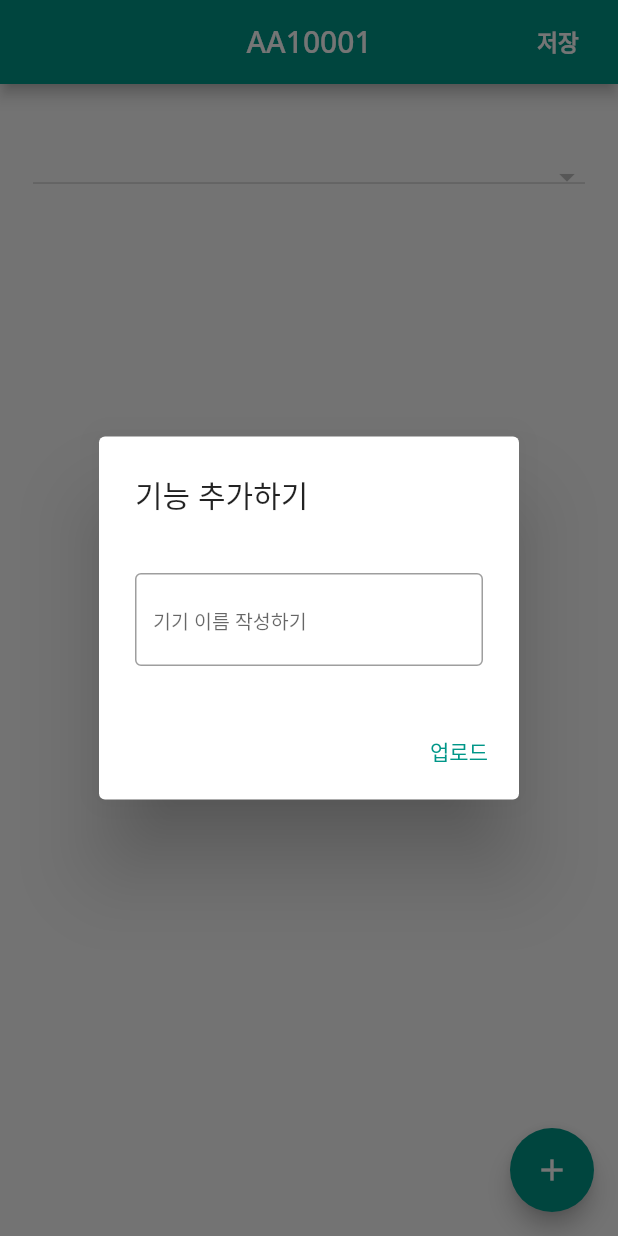
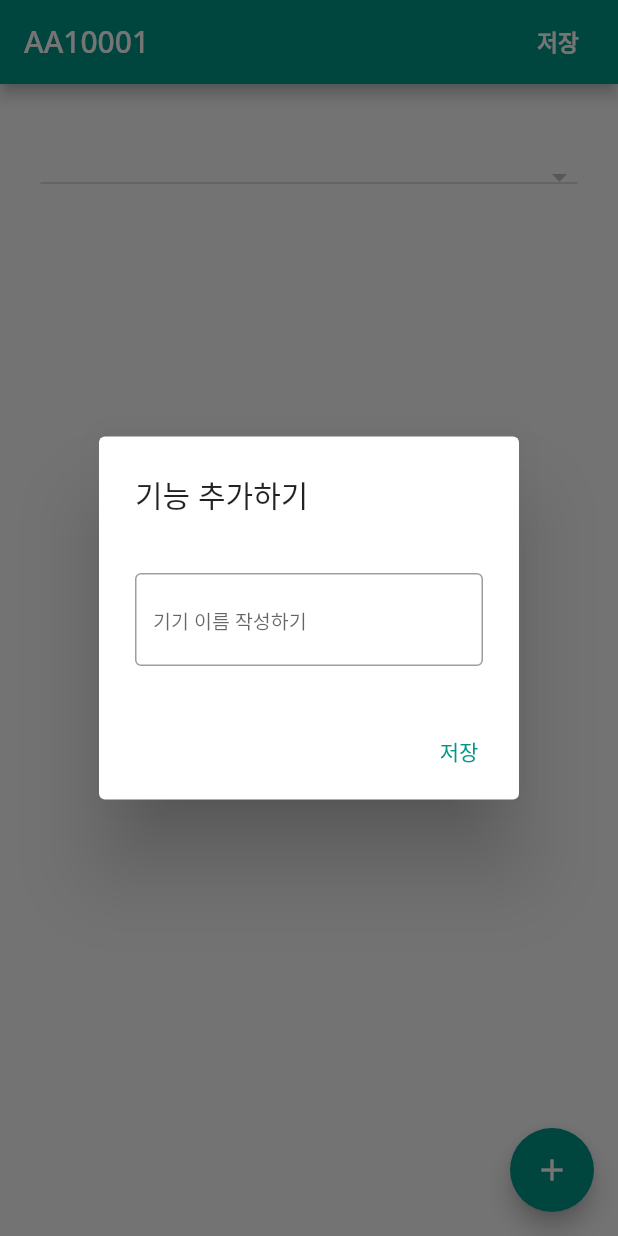
Before and after one commit to AlwaysFighting/AssistantRepo, a Flutter app: the screen it shows after launch, after a tap on the "add" icon, on a phone screen of 412 x 824 dp. Run offline on Flutter 3.47's test engine with Material 2 defaults, Android fonts, the phone set to English and light mode, and no system bars; our stand-ins replace firebase_core, firebase_database; accounts and stored records are empty.

Commit message:
feat: 추가한 데이터베이스 모두 불러오기 성공 (웹, 앱)

```diff
--- a/employee_project/lib/home/screen/home_screen.dart
+++ b/employee_project/lib/home/screen/home_screen.dart
@@ -56,19 +56,10 @@ class _HomeScreenState extends State<HomeScreen> {
     });
   }
 
-  void _activateListener() {
-    _dailySpecialStream = database
-        .child('Employee/${dateFormat.format(DateTime.now())}/$dataListName/')
-        .onChildAdded
-        .listen((event) {
-      final dataMap =
-          Map<dynamic, dynamic>.from(event.snapshot.value as dynamic);
-      setState(() {
-        valueCount = dataMap.length;
-        getKeysAndValuesUsingForEach(dataMap);
-        // print("dataMap : $dataMap");
-      });
-    });
+  void _activateListener() async {
+
+    final itemRef = FirebaseDatabase.instance.ref();
+    final snapshot = await itemRef.child('itemListValues/$dataListName').get();
 
     _itemListStream = database
         .child('itemList')
@@ -78,9 +69,16 @@ class _HomeScreenState extends State<HomeScreen> {
       List<String?>.from(event.snapshot.value as dynamic);
       setState(() {
         operationNameLists = listItemMap;
-        // print("listItemMap : $listItemMap");
       });
     });
+
+    if(snapshot.exists) {
+      getKeysAndValuesUsingForEach(snapshot.value as Map);
+      print("dataKeyValues: ${dataKeyValues.keys}");
+      print("dataKeyValues: ${dataKeyValues.values}");
+    } else {
+      print("No data..");
+    }
   }
 
   @override
@@ -90,7 +88,6 @@ class _HomeScreenState extends State<HomeScreen> {
 
   @override
   void deactivate() {
-    _dailySpecialStream.cancel();
     _itemListStream.cancel();
     super.deactivate();
   }
@@ -125,8 +122,10 @@ class _HomeScreenState extends State<HomeScreen> {
 
   @override
   Widget build(BuildContext context) {
+
     final dailyDataRef = database.child(
-        '/Employee/${dateFormat.format(DateTime.now())}/$dataListName/${dateTimeFormat.format(DateTime.now())}');
+        '/Item-TimeStamp/$dataListName/${dateFormat.format(DateTime.now())}/${dateTimeFormat.format(DateTime.now())}');
+    final addDataListRef = database.child('itemListValues/$dataListName/');
 
     // 데이터 업데이트하기
     void _setData(Map map) {
@@ -134,6 +133,9 @@ class _HomeScreenState extends State<HomeScreen> {
         for (int i = 0; i < map.length; i++) {
           try {
             await dailyDataRef.update({
+              '$key': '$value',
+            });
+            await addDataListRef.update({
               '$key': '$value',
             });
           } catch (e) {
@@ -147,7 +149,7 @@ class _HomeScreenState extends State<HomeScreen> {
 
     return Scaffold(
       appBar: AppBar(
-        centerTitle: true,
+        backgroundColor: Colors.teal,
         title: Text(dataListName),
         actions: [
           SizedBox(
@@ -159,8 +161,9 @@ class _HomeScreenState extends State<HomeScreen> {
               icon: const Text(
                 "저장",
                 style: TextStyle(
+                  color: Colors.white,
                   fontSize: 15.0,
-                  fontWeight: FontWeight.w700,
+                  fontWeight: FontWeight.w800,
                   fontFamily: "NotoSans",
                 ),
               ),
@@ -203,13 +206,16 @@ class _HomeScreenState extends State<HomeScreen> {
                 ),
                 actions: <Widget>[
                   TextButton(
-                    onPressed: () {
+                    onPressed: () async {
+                      Navigator.of(context).pop();
+                      await addDataListRef.update({
+                        inputKey : "0"
+                      });
                       setState(() {
-                        dataKeyValues.addEntries({"$inputKey": "0"}.entries);
+                        dataKeyValues.addEntries({inputKey: "0"}.entries);
                       });
-                      Navigator.of(context).pop();
                     },
-                    child: Text("업로드"),
+                    child: const Text("저장"),
                   )
                 ],
               );
@@ -219,7 +225,10 @@ class _HomeScreenState extends State<HomeScreen> {
         backgroundColor: Colors.teal,
         child: const Icon(Icons.add),
       ),
-      body: Column(
+      body: SingleChildScrollView(
+        child: Padding(
+          padding: const EdgeInsets.symmetric(vertical: 0.0, horizontal: 5.0),
+          child: Column(
             crossAxisAlignment: CrossAxisAlignment.stretch,
             children: [
               Padding(
@@ -256,14 +265,15 @@ class _HomeScreenState extends State<HomeScreen> {
                 padding: const EdgeInsets.fromLTRB(10, 30, 10, 20),
                 child: ListView.builder(
                   shrinkWrap: true,
+                  scrollDirection: Axis.vertical,
                   itemCount: dataKeyValues.length,
                   padding: const EdgeInsets.all(8),
                   itemBuilder: (BuildContext context, int index) {
                     return Card(
                       elevation: 2,
-                  margin: EdgeInsets.all(5.0),
+                      margin: const EdgeInsets.all(5.0),
                       child: Container(
-                    padding: EdgeInsets.all(10.0),
+                        padding: const EdgeInsets.all(10.0),
                         child: Column(
                           children: <Widget>[
                             Row(
@@ -273,12 +283,12 @@ class _HomeScreenState extends State<HomeScreen> {
                                         "${dataKeyValues.keys.elementAt(index)}")),
                                 Expanded(
                                   child: TextFormField(
+                                    initialValue:
+                                    "${dataKeyValues.values.elementAt(index)}",
                                     onChanged: (String text) {
                                       dataKeyValues[dataKeyValues.keys
                                           .elementAt(index)] = text;
                                     },
-                                initialValue:
-                                    "${dataKeyValues.values.elementAt(index)}",
                                   ),
                                 ),
                               ],
@@ -291,6 +301,8 @@ class _HomeScreenState extends State<HomeScreen> {
                 ),
               ),
             ],
+          ),
+        ),
       ),
     );
   }
```
Also changed, not shown: employer_project/lib/screen/data_detail_screen.dart (+12 -7 lines). Lines whose indentation alone changed are shown as unchanged.
